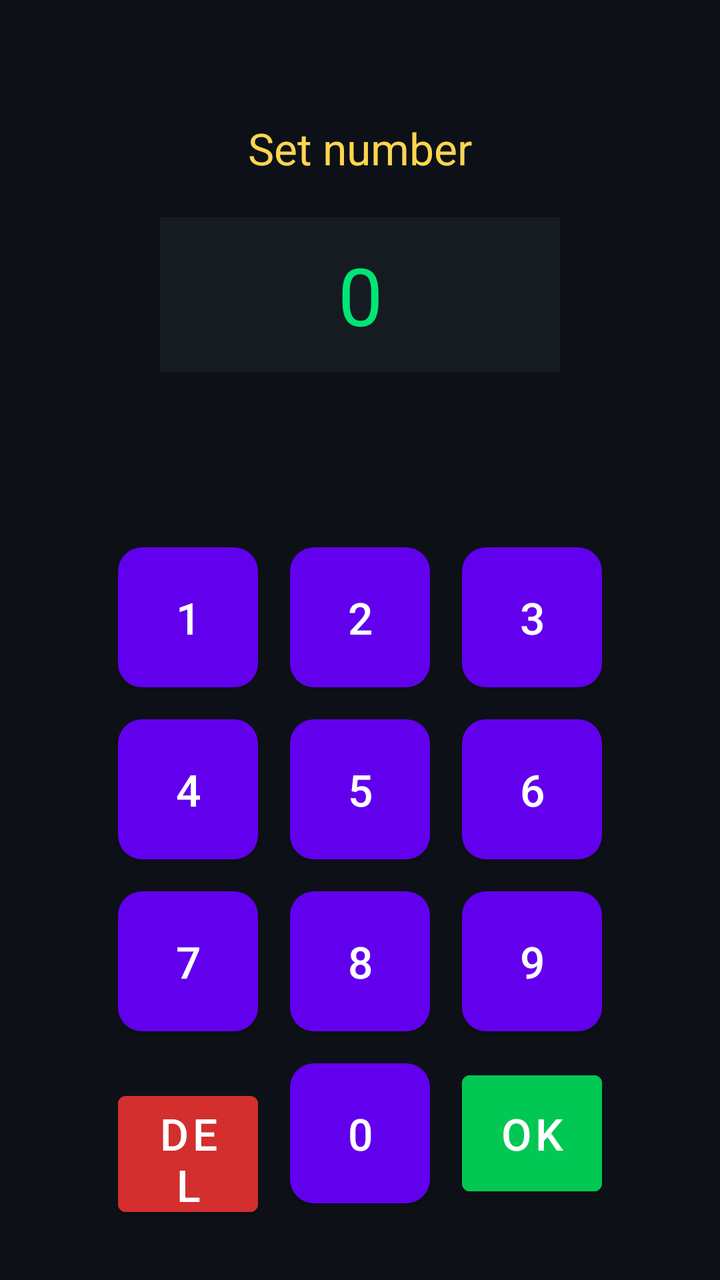
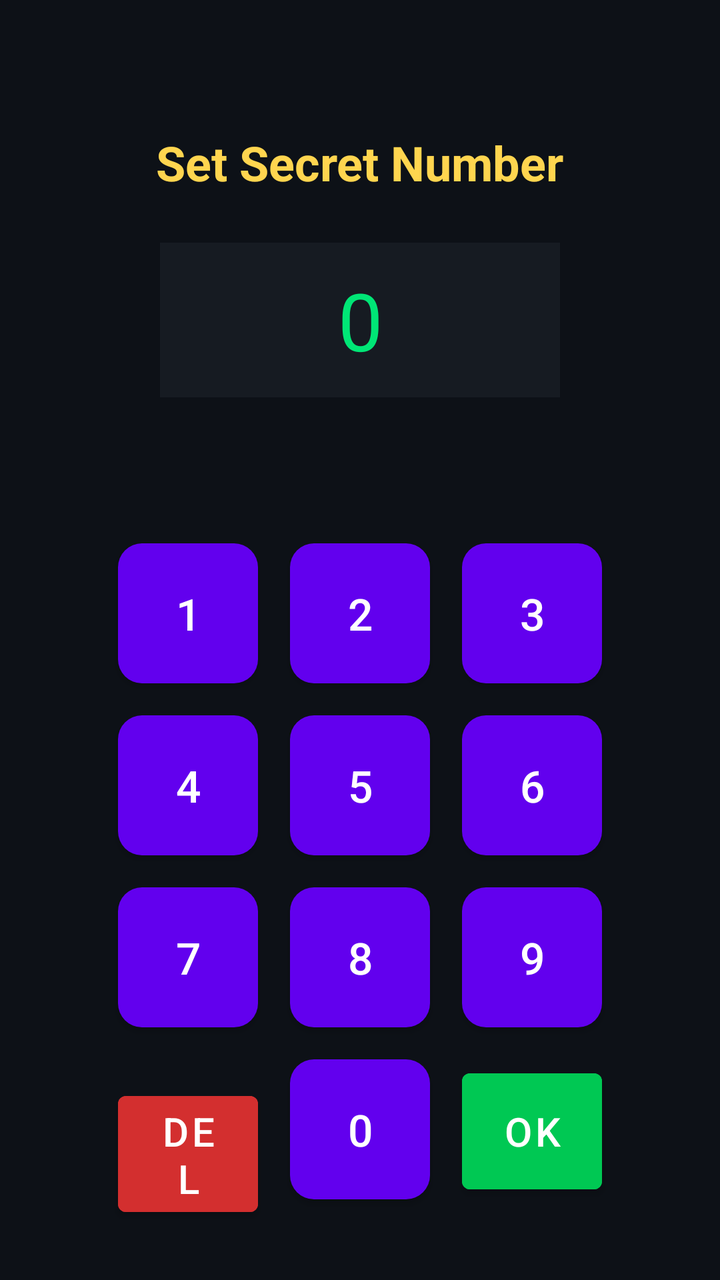

Before-and-after screenshots of an Android layout around one commit, followed by the original layout XML and the change that was made.
<!-- AndroidManifest.xml: fallback theme Theme.MaterialComponents.DayNight.NoActionBar -->
<!-- res/layout/activity_setup.xml -->
<?xml version="1.0" encoding="utf-8"?>
<LinearLayout
    xmlns:android="http://schemas.android.com/apk/res/android"
    android:layout_width="match_parent"
    android:layout_height="match_parent"
    android:orientation="vertical"
    android:background="#0D1117">

    
    <LinearLayout
        android:layout_width="match_parent"
        android:layout_height="0dp"
        android:layout_weight="1"
        android:orientation="vertical"
        android:gravity="center">


        <TextView
            android:id="@+id/titleText"
            android:text="Set number"
            android:textSize="22sp"
            android:textColor="#FFD54F"
            android:layout_marginBottom="20dp"
            android:layout_width="wrap_content"
            android:layout_height="wrap_content"/>
    
        
        <TextView
            android:id="@+id/inputDisplay"
            android:text="0"
            android:textSize="40sp"
            android:textColor="#00E676"
            android:background="#161B22"
            android:padding="12dp"
            android:gravity="center"
            android:layout_marginBottom="20dp"
            android:layout_width="200dp"
            android:layout_height="wrap_content"/>
    </LinearLayout>

    
    <LinearLayout
        android:id="@+id/keypadContainer"
        android:layout_width="match_parent"
        android:layout_height="wrap_content"
        android:gravity="center"
        android:paddingBottom="20dp">

        
        <GridLayout
            android:layout_width="wrap_content"
            android:layout_height="wrap_content"
            android:gravity="center"
            android:columnCount="3">
    
            <Button
                android:id="@+id/btn1"
                android:text="1"
                android:layout_width="70dp"
                android:layout_height="70dp"
                android:layout_margin="8dp"
                android:textSize="22sp"
                android:textColor="#FFFFFF"
                android:background="@drawable/keypad_btn"/>
                
            <Button 
                android:id="@+id/btn2" 
                android:text="2"
                android:layout_width="70dp"
                android:layout_height="70dp"
                android:layout_margin="8dp"
                android:textSize="22sp"
                android:textColor="#FFFFFF"
                android:background="@drawable/keypad_btn"/>
                
            <Button android:id="@+id/btn3" android:text="3"
                android:layout_width="70dp"
                android:layout_height="70dp"
                android:layout_margin="8dp"
                android:textSize="22sp"
                android:textColor="#FFFFFF"
                android:background="@drawable/keypad_btn"/>
    
            <Button android:id="@+id/btn4" android:text="4"
                android:layout_width="70dp"
                android:layout_height="70dp"
                android:layout_margin="8dp"
                android:textSize="22sp"
                android:textColor="#FFFFFF"
                android:background="@drawable/keypad_btn"/>
            <Button android:id="@+id/btn5" android:text="5"
                android:layout_width="70dp"
                android:layout_height="70dp"
                android:layout_margin="8dp"
                android:textSize="22sp"
                android:textColor="#FFFFFF"
                android:background="@drawable/keypad_btn"/>
            <Button android:id="@+id/btn6" android:text="6"
                android:layout_width="70dp"
                android:layout_height="70dp"
                android:layout_margin="8dp"
                android:textSize="22sp"
                android:textColor="#FFFFFF"
                android:background="@drawable/keypad_btn"/>
    
            <Button android:id="@+id/btn7" android:text="7"
                android:layout_width="70dp"
                android:layout_height="70dp"
                android:layout_margin="8dp"
                android:textSize="22sp"
                android:textColor="#FFFFFF"
                android:background="@drawable/keypad_btn"/>
            <Button android:id="@+id/btn8" android:text="8"
                android:layout_width="70dp"
                android:layout_height="70dp"
                android:layout_margin="8dp"
                android:textSize="22sp"
                android:textColor="#FFFFFF"
                android:background="@drawable/keypad_btn"/>
            <Button android:id="@+id/btn9" android:text="9"
                android:layout_width="70dp"
                android:layout_height="70dp"
                android:layout_margin="8dp"
                android:textSize="22sp"
                android:textColor="#FFFFFF"
                android:background="@drawable/keypad_btn"/>
    
            <Button android:id="@+id/btnDel" android:text="DEL"
                android:layout_width="70dp"
                android:layout_height="70dp"
                android:layout_margin="8dp"
                android:textSize="22sp"
                android:textColor="#FFFFFF"
                android:backgroundTint="#D32F2F"/>
            <Button android:id="@+id/btn0" android:text="0"
                android:layout_width="70dp"
                android:layout_height="70dp"
                android:layout_margin="8dp"
                android:textSize="22sp"
                android:textColor="#FFFFFF"
                android:background="@drawable/keypad_btn"/>
            <Button android:id="@+id/btnOk" android:text="OK"
                android:layout_width="70dp"
                android:layout_height="70dp"
                android:layout_margin="8dp"
                android:textSize="22sp"
                android:textColor="#FFFFFF"
                android:backgroundTint="#00C853"/>
    
        </GridLayout>
    </LinearLayout>
</LinearLayout>
<!-- resources referenced by this layout -->
<resources>
  <!-- drawable keypad_btn (drawable) -->
  <?xml version="1.0" encoding="utf-8"?>
  <selector xmlns:android="http://schemas.android.com/apk/res/android">
  
      
      <item android:state_pressed="true">
          <shape>
              <solid android:color="#1F6FEB"/>
              <corners android:radius="12dp"/>
          </shape>
      </item>
  
      
      <item>
          <shape>
              <solid android:color="#30363D"/>
              <corners android:radius="12dp"/>
          </shape>
      </item>
  
  </selector>
</resources>

<!-- the commit's change to res/layout/activity_setup.xml (unified diff, before → after) -->
@@ -14,28 +14,29 @@
         android:orientation="vertical"
         android:gravity="center">
 
-
+        
         <TextView
             android:id="@+id/titleText"
-            android:text="Set number"
-            android:textSize="22sp"
+            android:layout_width="wrap_content"
+            android:layout_height="wrap_content"
+            android:text="Set Secret Number"
+            android:textSize="24sp"
+            android:textStyle="bold"
             android:textColor="#FFD54F"
-            android:layout_marginBottom="20dp"
-            android:layout_width="wrap_content"
-            android:layout_height="wrap_content"/>
-    
+            android:layout_marginBottom="24dp"/>
+
         
         <TextView
             android:id="@+id/inputDisplay"
+            android:layout_width="200dp"
+            android:layout_height="wrap_content"
             android:text="0"
             android:textSize="40sp"
             android:textColor="#00E676"
-            android:background="#161B22"
+            android:gravity="center"
             android:padding="12dp"
-            android:gravity="center"
-            android:layout_marginBottom="20dp"
-            android:layout_width="200dp"
-            android:layout_height="wrap_content"/>
+            android:background="#161B22"/>
+
     </LinearLayout>
 
     
@@ -46,107 +47,137 @@
         android:gravity="center"
         android:paddingBottom="20dp">
 
-        
         <GridLayout
             android:layout_width="wrap_content"
             android:layout_height="wrap_content"
-            android:gravity="center"
             android:columnCount="3">
-    
+
+            
             <Button
                 android:id="@+id/btn1"
-                android:text="1"
                 android:layout_width="70dp"
                 android:layout_height="70dp"
                 android:layout_margin="8dp"
+                android:text="1"
                 android:textSize="22sp"
                 android:textColor="#FFFFFF"
                 android:background="@drawable/keypad_btn"/>
-                
-            <Button 
-                android:id="@+id/btn2" 
-                android:text="2"
+
+            <Button
+                android:id="@+id/btn2"
                 android:layout_width="70dp"
                 android:layout_height="70dp"
                 android:layout_margin="8dp"
+                android:text="2"
                 android:textSize="22sp"
                 android:textColor="#FFFFFF"
                 android:background="@drawable/keypad_btn"/>
-                
-            <Button android:id="@+id/btn3" android:text="3"
+
+            <Button
+                android:id="@+id/btn3"
                 android:layout_width="70dp"
                 android:layout_height="70dp"
                 android:layout_margin="8dp"
+                android:text="3"
                 android:textSize="22sp"
                 android:textColor="#FFFFFF"
                 android:background="@drawable/keypad_btn"/>
-    
-            <Button android:id="@+id/btn4" android:text="4"
+
+            
+            <Button
+                android:id="@+id/btn4"
                 android:layout_width="70dp"
                 android:layout_height="70dp"
                 android:layout_margin="8dp"
+                android:text="4"
                 android:textSize="22sp"
                 android:textColor="#FFFFFF"
                 android:background="@drawable/keypad_btn"/>
-            <Button android:id="@+id/btn5" android:text="5"
+
+            <Button
+                android:id="@+id/btn5"
                 android:layout_width="70dp"
                 android:layout_height="70dp"
                 android:layout_margin="8dp"
+                android:text="5"
                 android:textSize="22sp"
                 android:textColor="#FFFFFF"
                 android:background="@drawable/keypad_btn"/>
-            <Button android:id="@+id/btn6" android:text="6"
+
+            <Button
+                android:id="@+id/btn6"
                 android:layout_width="70dp"
                 android:layout_height="70dp"
                 android:layout_margin="8dp"
+                android:text="6"
                 android:textSize="22sp"
                 android:textColor="#FFFFFF"
                 android:background="@drawable/keypad_btn"/>
-    
-            <Button android:id="@+id/btn7" android:text="7"
+
+            
+            <Button
+                android:id="@+id/btn7"
                 android:layout_width="70dp"
                 android:layout_height="70dp"
                 android:layout_margin="8dp"
+                android:text="7"
                 android:textSize="22sp"
                 android:textColor="#FFFFFF"
                 android:background="@drawable/keypad_btn"/>
-            <Button android:id="@+id/btn8" android:text="8"
+
+            <Button
+                android:id="@+id/btn8"
                 android:layout_width="70dp"
                 android:layout_height="70dp"
                 android:layout_margin="8dp"
+                android:text="8"
                 android:textSize="22sp"
                 android:textColor="#FFFFFF"
                 android:background="@drawable/keypad_btn"/>
-            <Button android:id="@+id/btn9" android:text="9"
+
+            <Button
+                android:id="@+id/btn9"
                 android:layout_width="70dp"
                 android:layout_height="70dp"
                 android:layout_margin="8dp"
+                android:text="9"
                 android:textSize="22sp"
                 android:textColor="#FFFFFF"
                 android:background="@drawable/keypad_btn"/>
-    
-            <Button android:id="@+id/btnDel" android:text="DEL"
+
+            
+            <Button
+                android:id="@+id/btnDel"
                 android:layout_width="70dp"
                 android:layout_height="70dp"
                 android:layout_margin="8dp"
-                android:textSize="22sp"
+                android:text="DEL"
+                android:textSize="20sp"
                 android:textColor="#FFFFFF"
                 android:backgroundTint="#D32F2F"/>
-            <Button android:id="@+id/btn0" android:text="0"
+
+            <Button
+                android:id="@+id/btn0"
                 android:layout_width="70dp"
                 android:layout_height="70dp"
                 android:layout_margin="8dp"
+                android:text="0"
                 android:textSize="22sp"
                 android:textColor="#FFFFFF"
                 android:background="@drawable/keypad_btn"/>
-            <Button android:id="@+id/btnOk" android:text="OK"
+
+            <Button
+                android:id="@+id/btnOk"
                 android:layout_width="70dp"
                 android:layout_height="70dp"
                 android:layout_margin="8dp"
-                android:textSize="22sp"
+                android:text="OK"
+                android:textSize="20sp"
                 android:textColor="#FFFFFF"
                 android:backgroundTint="#00C853"/>
-    
+
         </GridLayout>
+
     </LinearLayout>
+
 </LinearLayout>
